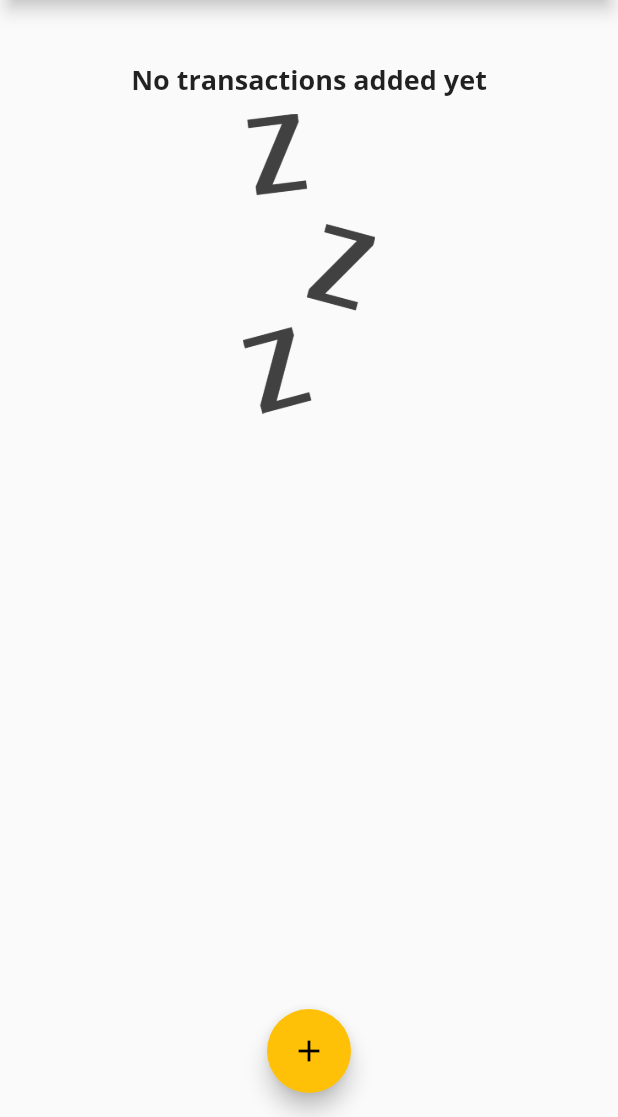
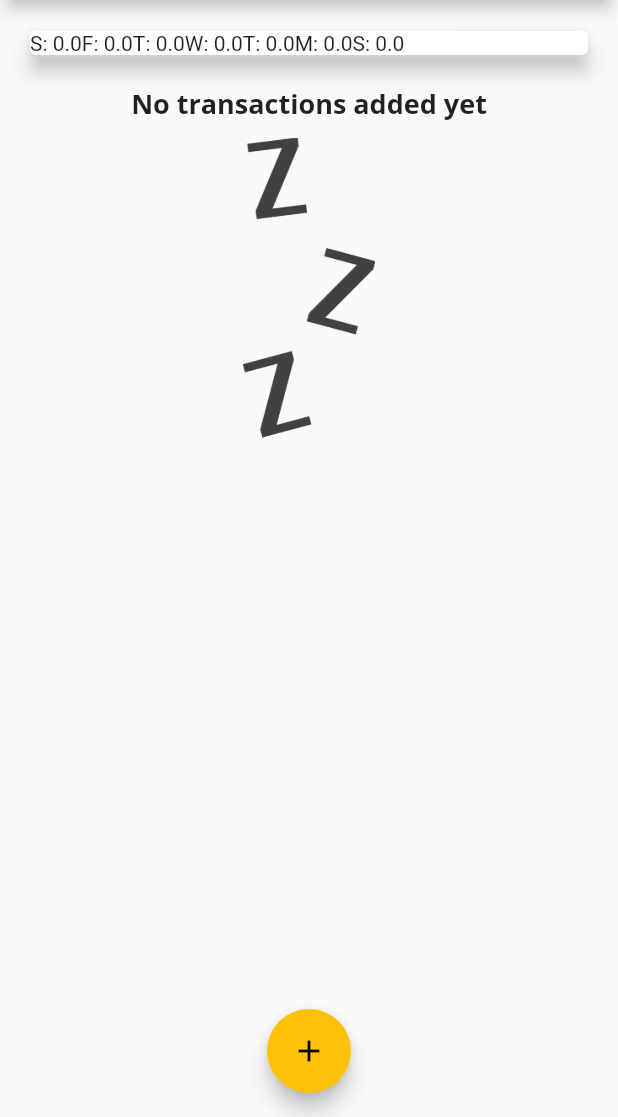
Before and after one commit to ganeshdipdumbare/expense_manager, a Flutter app: the screen it shows after launch, on a phone screen of 412 x 824 dp, the part 119-1236 px from its top. Run offline on Flutter 3.47's test engine with Material 2 defaults, Android fonts, the phone set to English and light mode, and no system bars; Roboto replaces fonts that are missing (OpnSans).

Commit message:
:sparkles: add chat bar widget

```diff
--- a/lib/widget/chart.dart
+++ b/lib/widget/chart.dart
@@ -18,9 +18,12 @@ class Chart extends StatelessWidget {
           totalSum += recentTransactions[i].amount;
         }
       }
-      print(DateFormat.E().format(weekDay));
+      print(DateFormat.E().format(weekDay).substring(0, 1));
       print(totalSum);
-      return {'day': DateFormat.E().format(weekDay), 'amount': totalSum};
+      return {
+        'day': DateFormat.E().format(weekDay).substring(0, 1),
+        'amount': totalSum
+      };
     });
   }
 
@@ -31,7 +34,9 @@ class Chart extends StatelessWidget {
       elevation: 6,
       margin: EdgeInsets.all(20),
       child: Row(
-        children: <Widget>[],
+        children: groupedTransactionsValues.map((data) {
+          return Text('${data['day']}: ${data['amount']}');
+        }).toList(),
       ),
     );
   }
```
Also changed, not shown: lib/widget/chart_bar.dart (added, +52 -0 lines).
